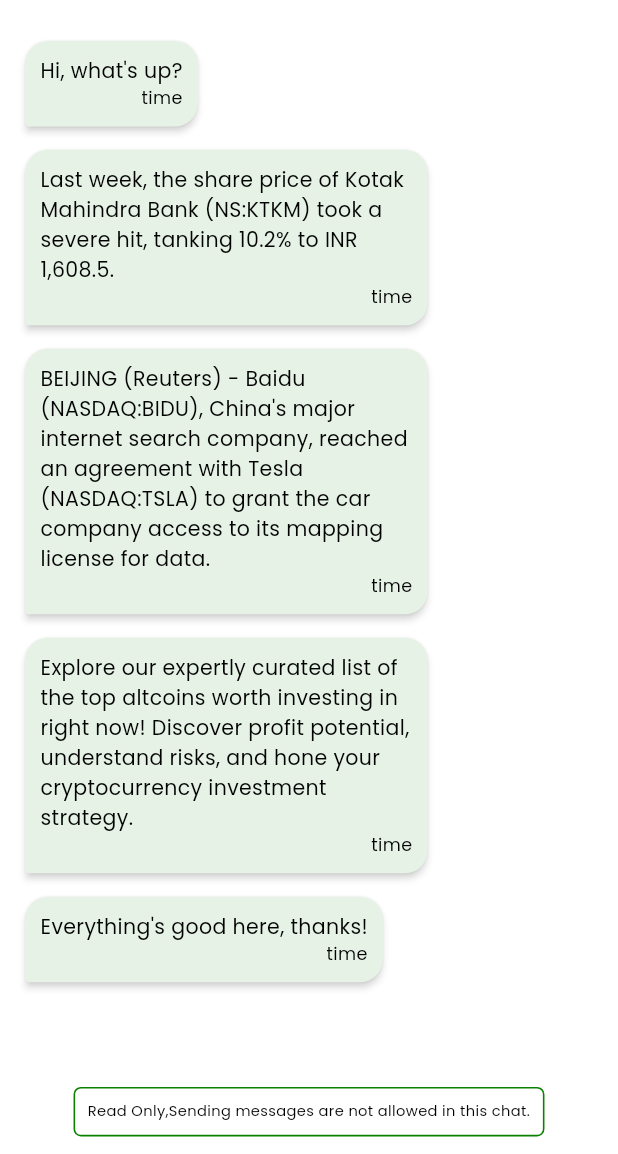
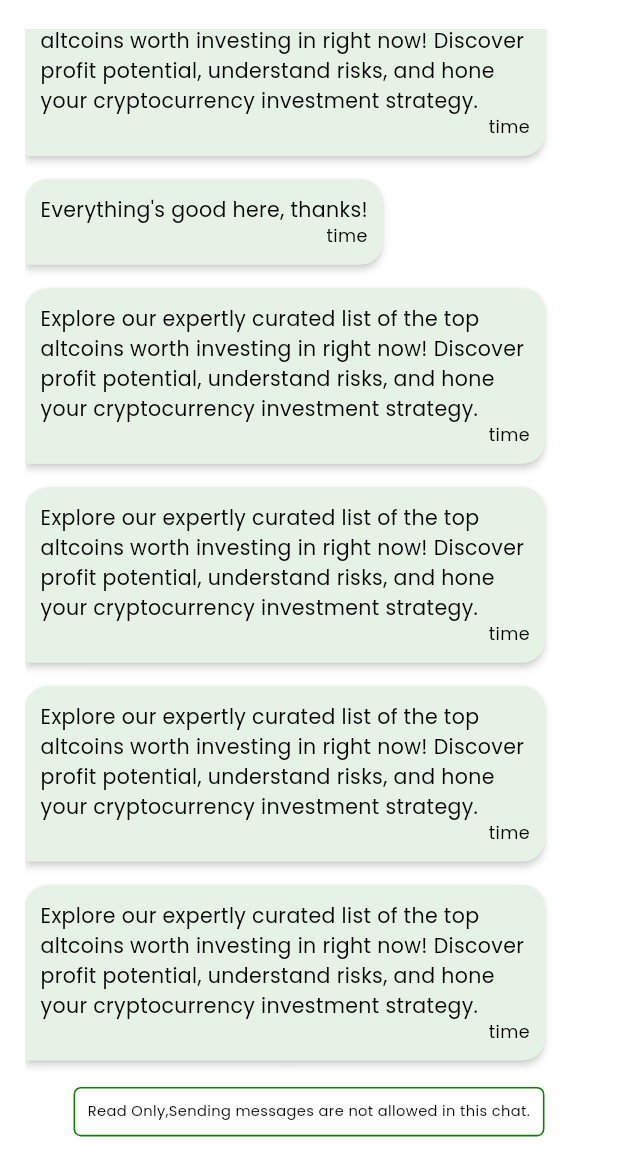
Before and after one commit to bdCalling-Sdt-hub/Stock-Cartel, a Flutter app: the OnlyReadChat screen opened by its route, on a phone screen of 412 x 824 dp, the part 82-1236 px from its top. Run offline on Flutter 3.47's test engine with Material 3 defaults, Android fonts, the phone set to English and light mode, and no system bars; drawn by our look-alikes of flutter_chat_bubble; our stand-ins replace connectivity_plus, country_code_picker, flutter_html, flutter_screenutil, flutter_spinkit, flutter_svg and 7 more; accounts and stored records are empty.

Commit message:
some issue fix

```diff
--- a/lib/views/screens/chatsScreen/chat_screen.dart
+++ b/lib/views/screens/chatsScreen/chat_screen.dart
@@ -211,6 +211,7 @@ class _ChatScreenState extends State<ChatScreen> {
                       builder: (context, snapshot) {
                         if (true) {
                           return ListView.builder(
+                            scrollDirection: Axis.vertical,
                               controller: _scrollController,
                               dragStartBehavior: DragStartBehavior.down,
                               itemCount: messageList.length,
--- a/lib/views/screens/chatsScreen/only_read_chat.dart
+++ b/lib/views/screens/chatsScreen/only_read_chat.dart
@@ -23,32 +23,47 @@ class _OnlyReadChatState extends State<OnlyReadChat> {
   TextEditingController messageController = TextEditingController();
   List<Map<String, String>> messageList = [
     {
-      "name": "Bob",
       "status": "receiver",
       "message": "Hi, what's up?",
     },
     {
-      "name": "David",
       "status": "receiver",
       "message":
           "Last week, the share price of Kotak Mahindra Bank (NS:KTKM) took a severe hit, tanking 10.2% to INR 1,608.5.",
     },
     {
-      "name": "Frank",
       "status": "receiver",
       "message":
           "BEIJING (Reuters) - Baidu (NASDAQ:BIDU), China's major internet search company, reached an agreement with Tesla (NASDAQ:TSLA) to grant the car company access to its mapping license for data.",
     },
     {
-      "name": "Bob",
       "status": "receiver",
       "message":
           "Explore our expertly curated list of the top altcoins worth investing in right now! Discover profit potential, understand risks, and hone your cryptocurrency investment strategy.",
     },
     {
-      "name": "David",
       "status": "receiver",
       "message": "Everything's good here, thanks!",
+    },
+    {
+      "status": "receiver",
+      "message":
+      "Explore our expertly curated list of the top altcoins worth investing in right now! Discover profit potential, understand risks, and hone your cryptocurrency investment strategy.",
+    },
+    {
+      "status": "receiver",
+      "message":
+      "Explore our expertly curated list of the top altcoins worth investing in right now! Discover profit potential, understand risks, and hone your cryptocurrency investment strategy.",
+    },
+    {
+      "status": "receiver",
+      "message":
+      "Explore our expertly curated list of the top altcoins worth investing in right now! Discover profit potential, understand risks, and hone your cryptocurrency investment strategy.",
+    },
+    {
+      "status": "receiver",
+      "message":
+      "Explore our expertly curated list of the top altcoins worth investing in right now! Discover profit potential, understand risks, and hone your cryptocurrency investment strategy.",
     },
   ];
 
@@ -205,7 +220,7 @@ class _OnlyReadChatState extends State<OnlyReadChat> {
             margin: EdgeInsets.only(top: 8.h, bottom: 8.h),
             child: Container(
               constraints: BoxConstraints(
-                maxWidth: MediaQuery.of(context).size.width * 0.57.w,
+                maxWidth: MediaQuery.of(context).size.width * 0.75.w,
               ),
               child: Column(
                 crossAxisAlignment: CrossAxisAlignment.end,
```
Also changed, not shown: pubspec.lock.
